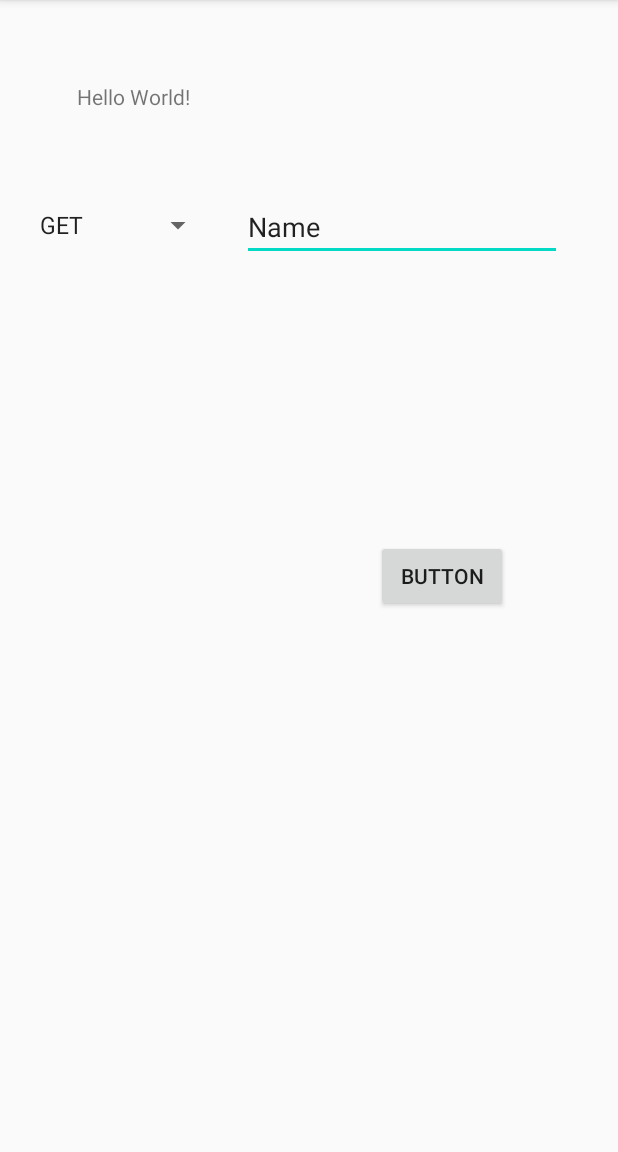
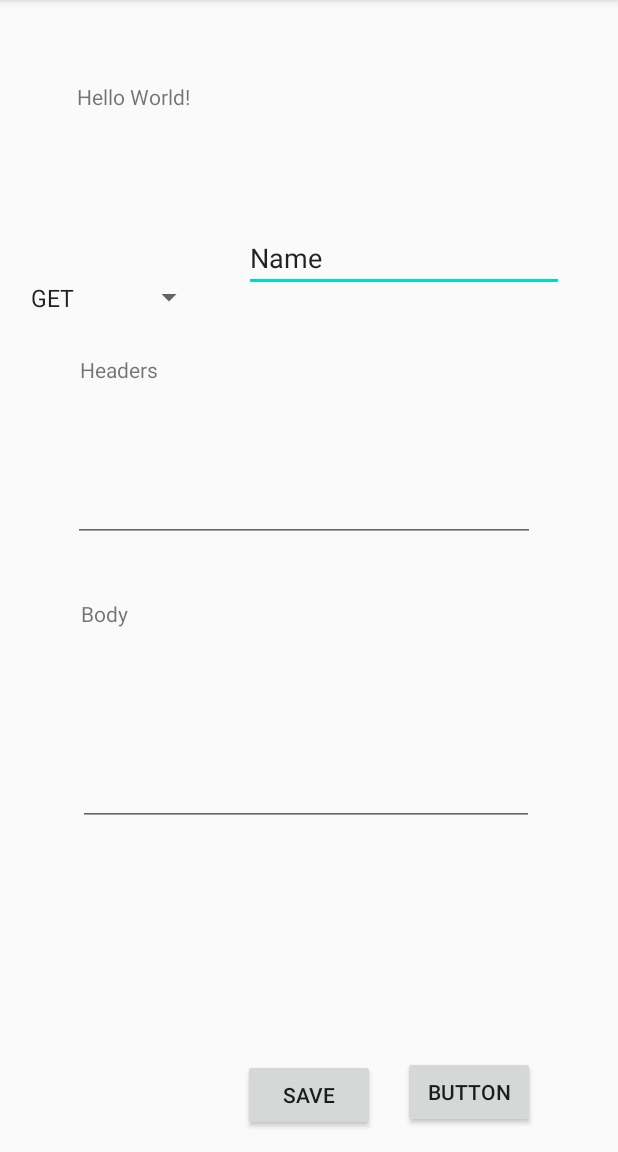
Before and after one commit to addUsername/DAM, an Android app: the screen it shows after launch (MainActivity), on a phone screen of 412 x 824 dp, the part 84-1236 px from its top. Run offline under Robolectric (Android 15) with nearby library versions, the phone set to English and light mode, and no system bars.

Commit message:
Add files via upload

```diff
--- a/PMDM/T1-A1/app/src/main/AndroidManifest.xml
+++ b/PMDM/T1-A1/app/src/main/AndroidManifest.xml
@@ -1,7 +1,9 @@
 <?xml version="1.0" encoding="utf-8"?>
 <manifest xmlns:android="http://schemas.android.com/apk/res/android"
     package="com.addusername.myapplication">
-
+    <!-- CUSTOM PERMISSION -->
+    <uses-permission android:name="android.permission.WRITE_EXTERNAL_STORAGE" />
+    <uses-permission android:name="android.permission.INTERNET"/>
     <application
         android:allowBackup="true"
         android:icon="@mipmap/ic_launcher"
@@ -12,7 +14,6 @@
         <activity android:name=".MainActivity">
             <intent-filter>
                 <action android:name="android.intent.action.MAIN" />
-
                 <category android:name="android.intent.category.LAUNCHER" />
             </intent-filter>
         </activity>
--- a/PMDM/T1-A1/app/src/main/java/com/addusername/myapplication/MainActivity.java
+++ b/PMDM/T1-A1/app/src/main/java/com/addusername/myapplication/MainActivity.java
@@ -3,20 +3,57 @@ package com.addusername.myapplication;
 import androidx.appcompat.app.AppCompatActivity;
 
 import android.os.Bundle;
+import android.os.Environment;
 import android.util.Log;
 import android.view.View;
+import android.widget.Button;
+import android.widget.EditText;
+import android.widget.Spinner;
+import android.widget.Toast;
+
+import java.io.File;
+import java.io.IOException;
 
 public class MainActivity extends AppCompatActivity {
 
-    public String[] callOptions = {"GET", "POST"};
+    private Spinner options;
+    private EditText url;
+    private EditText headers;
+    private EditText body;
 
     @Override
     protected void onCreate(Bundle savedInstanceState) {
         super.onCreate(savedInstanceState);
         setContentView(R.layout.activity_main);
+        options = (Spinner) findViewById(R.id.options);
+        url = (EditText) findViewById(R.id.url);
+        headers = (EditText) findViewById(R.id.headers);
+        body = (EditText) findViewById(R.id.body);
     }
 
     public void myFancyMethod(View v) {
+        //Here we are going to instantiate restService.java
         Log.d("myTag", "This is my message");
+        Log.d("Spinner", options.getSelectedItem().toString());
+        Log.d("url",url.getText().toString());
+    }
+
+    public void saveRequest(View v){
+
+        File root = new File(Environment.getExternalStorageDirectory(), "Request");
+        Log.d("creating folder",Environment.getExternalStorageDirectory().getPath());
+        if (!root.exists()) {
+            Log.d("creating folder","yay");
+            Boolean created = root.mkdirs();
+            Log.d("creating folder",created.toString());
+        }
+        // ojo cambiar esto para añadir diferentes colecciones
+            /*File collectionRequest = new File(root, "myRequest.json");
+            FileWriter writer = new FileWriter(gpxfile);
+            writer.append(sBody);
+            writer.flush();
+            writer.close();
+             */
+        Toast.makeText(getApplicationContext(), "Saved", Toast.LENGTH_SHORT).show();
     }
 }
--- a/PMDM/T1-A1/app/src/main/java/com/addusername/myapplication/service/restService.java
+++ b/PMDM/T1-A1/app/src/main/java/com/addusername/myapplication/service/restService.java
@@ -1,5 +1,7 @@
 package com.addusername.myapplication.service;
 
+
+import androidx.annotation.NonNull;
 
 import org.springframework.http.ResponseEntity;
 import org.springframework.web.client.RestTemplate;
@@ -17,11 +19,19 @@ public class restService {
 
     }
     public String getResponse(){
-        response = restTemplate.getForEntity(url+ "/1", String.class);
+        //Check how to inject headers and body also
+        response = restTemplate.getForEntity (url+ "/1", String.class);
         return response.toString();
     }
 
     public void setUrl(String url) {
         this.url = url;
     }
+
+    @NonNull
+    @Override
+    public String toString() {
+        //Here we should return the atributes as String json to save it ez
+        return super.toString();
+    }
 }
--- a/PMDM/T1-A1/app/src/main/res/layout/activity_main.xml
+++ b/PMDM/T1-A1/app/src/main/res/layout/activity_main.xml
@@ -20,48 +20,116 @@
 
     <Button
         android:id="@+id/button2"
-        android:layout_width="wrap_content"
+        android:layout_width="88dp"
         android:layout_height="wrap_content"
-        android:layout_marginStart="250dp"
-        android:layout_marginTop="341dp"
-        android:layout_marginEnd="73dp"
-        android:layout_marginBottom="342dp"
+        android:layout_marginEnd="55dp"
+        android:layout_marginBottom="16dp"
         android:onClick="myFancyMethod"
         android:text="Button"
         app:layout_constraintBottom_toBottomOf="parent"
-        app:layout_constraintEnd_toEndOf="parent"
-        app:layout_constraintStart_toStartOf="parent"
-        app:layout_constraintTop_toTopOf="parent" />
-
-    <EditText
-        android:id="@+id/editTextTextPersonName"
-        android:layout_width="wrap_content"
-        android:layout_height="wrap_content"
-        android:layout_marginStart="21dp"
-        android:layout_marginTop="119dp"
-        android:layout_marginEnd="37dp"
-        android:layout_marginBottom="177dp"
-        android:ems="10"
-        android:inputType="textPersonName"
-        android:text="Name"
-        app:layout_constraintBottom_toTopOf="@+id/button2"
-        app:layout_constraintEnd_toEndOf="parent"
-        app:layout_constraintStart_toEndOf="@+id/_dynamic"
-        app:layout_constraintTop_toTopOf="parent" />
+        app:layout_constraintEnd_toEndOf="parent" />
 
     <Spinner
         android:id="@+id/options"
         android:layout_width="wrap_content"
-        android:layout_height="wrap_content"
-        android:layout_marginStart="1dp"
-        android:layout_marginTop="64dp"
-        android:layout_marginEnd="1dp"
-        android:layout_marginBottom="572dp"
+        android:layout_height="27dp"
+        android:layout_marginStart="32dp"
+        android:layout_marginEnd="4dp"
+        android:layout_marginBottom="556dp"
         android:entries="@array/callOptions"
         app:layout_constraintBottom_toBottomOf="parent"
-        app:layout_constraintEnd_toStartOf="@+id/editTextTextPersonName"
+        app:layout_constraintEnd_toStartOf="@+id/url"
+        app:layout_constraintStart_toStartOf="parent" />
+
+    <EditText
+        android:id="@+id/url"
+        android:layout_width="wrap_content"
+        android:layout_height="wrap_content"
+        android:layout_marginStart="22dp"
+        android:layout_marginTop="126dp"
+        android:layout_marginEnd="55dp"
+        android:layout_marginBottom="42dp"
+        android:ems="10"
+        android:inputType="textPersonName"
+        android:text="Name"
+        app:layout_constraintBottom_toTopOf="@+id/headers"
+        app:layout_constraintEnd_toEndOf="parent"
+        app:layout_constraintHorizontal_bias="1.0"
+        app:layout_constraintStart_toEndOf="@+id/options"
+        app:layout_constraintTop_toTopOf="parent" />
+
+    <EditText
+        android:id="@+id/headers"
+        android:layout_width="308dp"
+        android:layout_height="101dp"
+        android:layout_marginStart="42dp"
+        android:layout_marginTop="2dp"
+        android:layout_marginEnd="40dp"
+        android:layout_marginBottom="408dp"
+        android:ems="10"
+        android:inputType="textImeMultiLine"
+        android:lines="4"
+        android:maxLines="10"
+        android:singleLine="false"
+        app:layout_constraintBottom_toBottomOf="parent"
+        app:layout_constraintEnd_toEndOf="parent"
+        app:layout_constraintHorizontal_bias="0.29"
         app:layout_constraintStart_toStartOf="parent"
-        app:layout_constraintTop_toBottomOf="@+id/textView"
-        app:layout_constraintVertical_bias="0.0" />
+        app:layout_constraintTop_toBottomOf="@+id/textView3" />
+
+    <TextView
+        android:id="@+id/textView3"
+        android:layout_width="wrap_content"
+        android:layout_height="wrap_content"
+        android:layout_marginStart="52dp"
+        android:layout_marginTop="26dp"
+        android:layout_marginEnd="306dp"
+        android:layout_marginBottom="2dp"
+        android:text="Headers"
+        app:layout_constraintBottom_toTopOf="@+id/headers"
+        app:layout_constraintEnd_toEndOf="parent"
+        app:layout_constraintStart_toStartOf="parent"
+        app:layout_constraintTop_toBottomOf="@+id/options" />
+
+    <EditText
+        android:id="@+id/body"
+        android:layout_width="304dp"
+        android:layout_height="wrap_content"
+        android:layout_marginStart="49dp"
+        android:layout_marginTop="1dp"
+        android:layout_marginEnd="54dp"
+        android:ems="10"
+        android:inputType="textMultiLine"
+        android:lines="5"
+        app:layout_constraintEnd_toEndOf="parent"
+        app:layout_constraintStart_toStartOf="parent"
+        app:layout_constraintTop_toBottomOf="@+id/textView4" />
+
+    <TextView
+        android:id="@+id/textView4"
+        android:layout_width="wrap_content"
+        android:layout_height="wrap_content"
+        android:layout_marginStart="53dp"
+        android:layout_marginTop="38dp"
+        android:layout_marginEnd="326dp"
+        android:layout_marginBottom="2dp"
+        android:text="Body"
+        app:layout_constraintBottom_toTopOf="@+id/body"
+        app:layout_constraintEnd_toEndOf="parent"
+        app:layout_constraintStart_toStartOf="parent"
+        app:layout_constraintTop_toBottomOf="@+id/headers" />
+
+    <Button
+        android:id="@+id/saveButton"
+        android:layout_width="wrap_content"
+        android:layout_height="wrap_content"
+        android:layout_marginStart="162dp"
+        android:layout_marginEnd="19dp"
+        android:layout_marginBottom="14dp"
+        android:onClick="saveRequest"
+        android:text="Save"
+        app:layout_constraintBottom_toBottomOf="parent"
+        app:layout_constraintEnd_toStartOf="@+id/button2"
+        app:layout_constraintStart_toStartOf="parent" />
 
 </androidx.constraintlayout.widget.ConstraintLayout>
```
